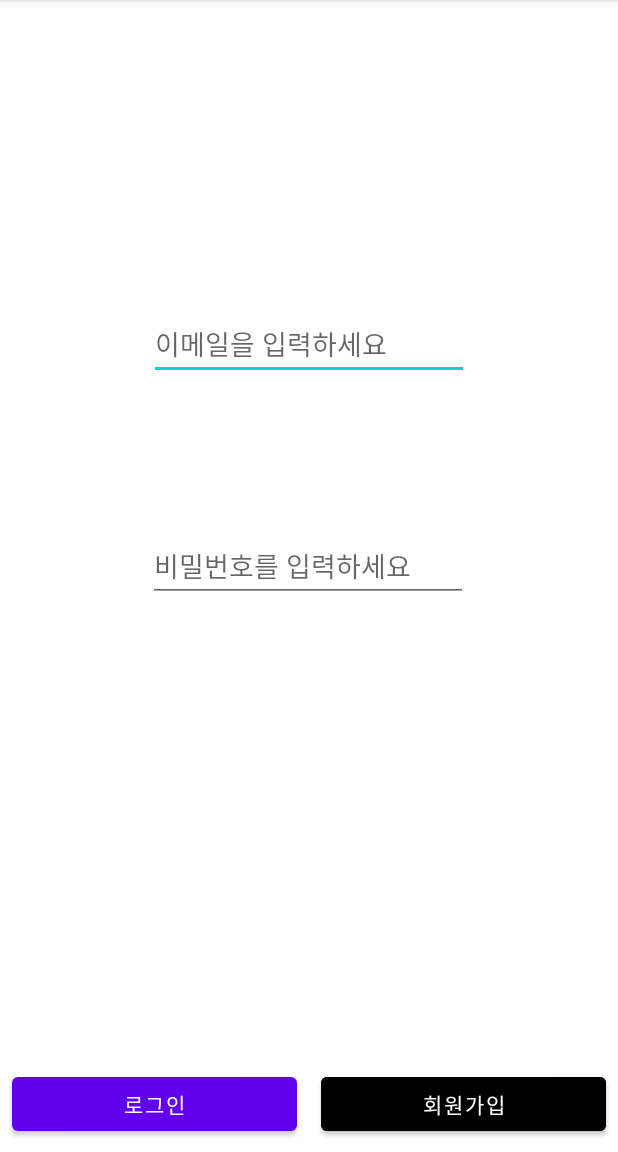
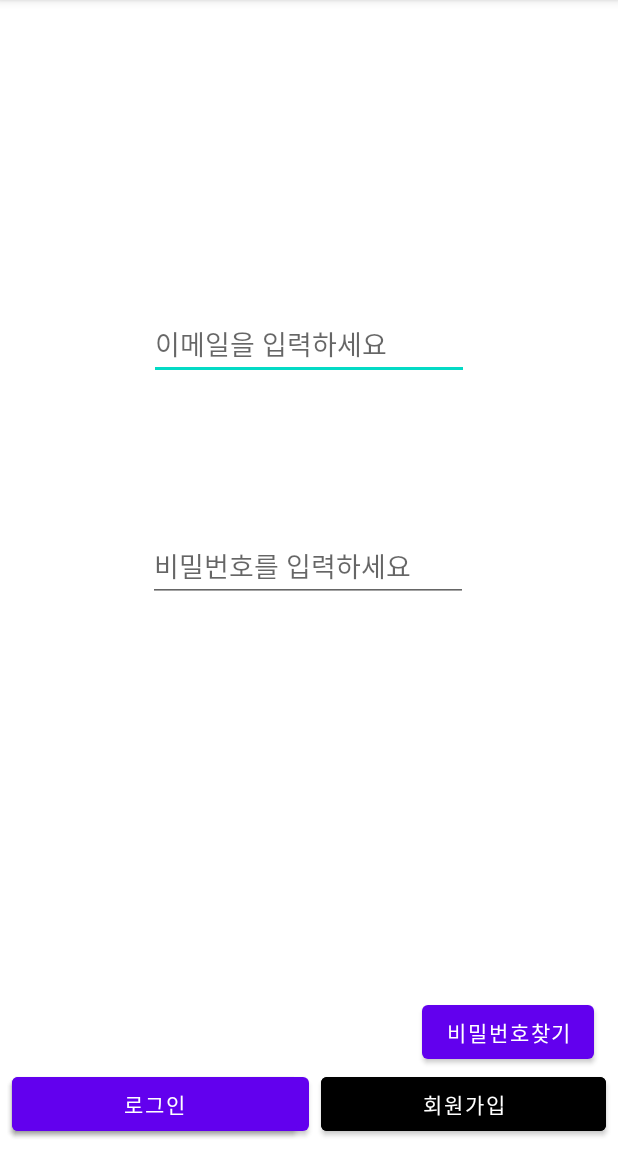
Before and after one commit to Hyeon0706/GotoJeju, an Android app: the screen it shows after launch (LoginActivity), on a phone screen of 412 x 824 dp, the part 84-1236 px from its top. Run offline under Robolectric (Android 15) with nearby library versions, the phone set to English and light mode, and no system bars; our stand-ins replace Firebase (no records; nobody signed in at launch, a user with empty details on screens opened directly).

Commit message:
Merge remote-tracking branch 'origin/master'
# Conflicts:
#	.idea/deploymentTargetDropDown.xml
로그인 기능 회원가입 기능으로 시작
회원가입 기능에 사용자 정보 추가

```diff
--- a/app/src/main/AndroidManifest.xml
+++ b/app/src/main/AndroidManifest.xml
@@ -30,6 +30,12 @@
         </activity>
 
         <activity
+            android:name=".resetPwdActivity"
+            android:exported="true">
+
+        </activity>
+
+        <activity
             android:name=".MainActivity"
             android:exported="true">
 
--- a/app/src/main/java/com/example/myapplication/LoginActivity.java
+++ b/app/src/main/java/com/example/myapplication/LoginActivity.java
@@ -60,9 +60,20 @@ public class LoginActivity extends AppCompatActivity {
             }
         });
 
+        Button btn_findPwd;
+        btn_findPwd=findViewById(R.id.btn_findPwd);
+        btn_findPwd.setOnClickListener(new View.OnClickListener() {
+            @Override
+            public void onClick(View v) {
+                Intent intent=new Intent(LoginActivity.this,resetPwdActivity.class);
+                startActivity(intent);
+
+            }
+        });
+
 
         Button btn_register;
-        btn_register = findViewById(R.id.btn_register);
+        btn_register = findViewById(R.id.btn_resetPwd);
         btn_register.setOnClickListener(new View.OnClickListener() {
             @Override
             public void onClick(View view) {
--- a/app/src/main/java/com/example/myapplication/RegisterActivity.java
+++ b/app/src/main/java/com/example/myapplication/RegisterActivity.java
@@ -35,7 +35,7 @@ public class RegisterActivity extends AppCompatActivity {
 
         mEtEmail=findViewById(R.id.et_email);
         mEtPwd=findViewById(R.id.et_pwd);
-        mBtnRegister=findViewById(R.id.btn_register);
+        mBtnRegister=findViewById(R.id.btn_resetPwd);
         mEtName=findViewById(R.id.et_name);
         mEtphoneNum=findViewById(R.id.et_phoneNum);
 
--- a/app/src/main/res/layout/activity_login.xml
+++ b/app/src/main/res/layout/activity_login.xml
@@ -5,6 +5,19 @@
     android:layout_width="match_parent"
     android:layout_height="match_parent"
     tools:context=".LoginActivity">
+
+    <Button
+        android:id="@+id/btn_login2"
+        android:layout_width="0dp"
+        android:layout_height="wrap_content"
+        android:layout_margin="8dp"
+
+        android:layout_marginBottom="68dp"
+        android:text="로그인"
+        app:layout_constraintBottom_toBottomOf="parent"
+        app:layout_constraintEnd_toStartOf="@+id/btn_resetPwd"
+        app:layout_constraintHorizontal_bias="1.0"
+        app:layout_constraintStart_toStartOf="parent" />
 
     <EditText
         android:id="@+id/et_email"
@@ -41,11 +54,11 @@
 
         android:text="로그인"
         app:layout_constraintBottom_toBottomOf="parent"
-        app:layout_constraintEnd_toStartOf="@+id/btn_register"
+        app:layout_constraintEnd_toStartOf="@+id/btn_resetPwd"
         app:layout_constraintStart_toStartOf="parent" />
 
     <Button
-        android:id="@+id/btn_register"
+        android:id="@+id/btn_resetPwd"
         android:layout_width="0dp"
         android:layout_height="wrap_content"
         android:layout_margin="8dp"
@@ -57,4 +70,13 @@
         app:layout_constraintHorizontal_bias="1.0"
         app:layout_constraintStart_toEndOf="@+id/btn_login" />
 
+    <Button
+        android:id="@+id/btn_findPwd"
+        android:layout_width="wrap_content"
+        android:layout_height="wrap_content"
+        android:layout_marginEnd="16dp"
+        android:text="비밀번호찾기"
+        app:layout_constraintBottom_toTopOf="@+id/btn_resetPwd"
+        app:layout_constraintEnd_toEndOf="parent" />
+
 </androidx.constraintlayout.widget.ConstraintLayout>
--- a/app/src/main/res/layout/activity_register.xml
+++ b/app/src/main/res/layout/activity_register.xml
@@ -42,7 +42,7 @@
 
         android:hint="비밀번호를 입력하세요"
         android:inputType="textPassword"
-        app:layout_constraintBottom_toTopOf="@+id/btn_register"
+        app:layout_constraintBottom_toTopOf="@+id/btn_resetPwd"
         app:layout_constraintEnd_toEndOf="parent"
         app:layout_constraintHorizontal_bias="0.497"
         app:layout_constraintStart_toStartOf="parent" />
@@ -62,7 +62,7 @@
         tools:ignore="MissingConstraints" />
 
     <Button
-        android:id="@+id/btn_register"
+        android:id="@+id/btn_resetPwd"
         android:layout_width="0dp"
         android:layout_height="wrap_content"
         android:text="가입완료"
```
